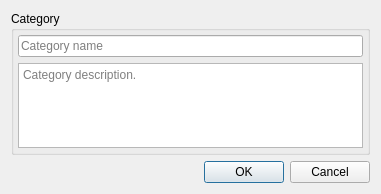
The window that dlgnewcategory.ui (lincolningaroca/xxxApp) describes before a commit, drawn with Qt 5.
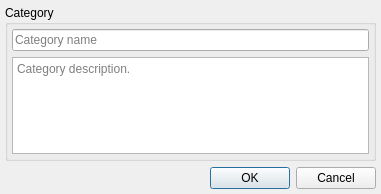
The same window after the commit.

Commit message: The margins of the forms, dlgnewcategory, logindialog and resetpassworddialog, which is the main form, have been changed.

Diff of the .ui file:
```diff
--- a/dlgnewcategory.ui
+++ b/dlgnewcategory.ui
@@ -14,6 +14,18 @@
    <string>Dialog</string>
   </property>
   <layout class="QVBoxLayout" name="verticalLayout_2">
+   <property name="leftMargin">
+    <number>5</number>
+   </property>
+   <property name="topMargin">
+    <number>5</number>
+   </property>
+   <property name="rightMargin">
+    <number>5</number>
+   </property>
+   <property name="bottomMargin">
+    <number>5</number>
+   </property>
    <item>
     <widget class="QGroupBox" name="groupBox">
      <property name="title">
```
The commit also changes 2 other files.
